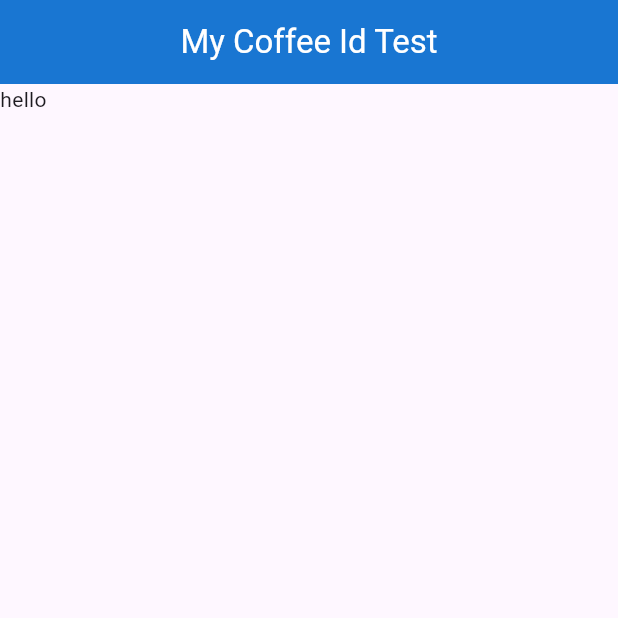
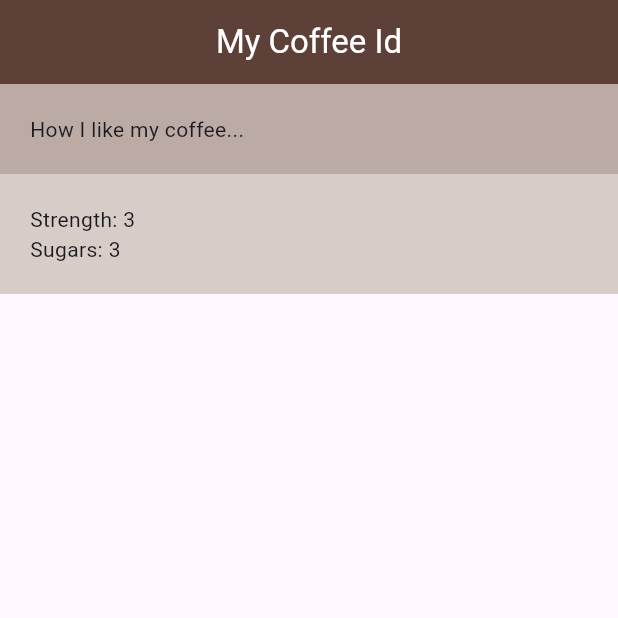
Before and after one commit to yelaco/coffe_card, a Flutter app: the screen it shows after launch, on a phone screen of 412 x 824 dp, the top half of it. Run offline on Flutter 3.47's test engine with Material 3 defaults, Android fonts, the phone set to English and light mode, and no system bars.

Commit message:
Add rows

```diff
--- /dev/null
+++ b/lib/coffee_prefs.dart
@@ -0,0 +1,25 @@
+import 'package:flutter/material.dart';
+
+class CoffeePrefs extends StatelessWidget {
+  const CoffeePrefs({super.key});
+
+  @override
+  Widget build(BuildContext context) {
+    return const Column(children: [
+      Row(
+        children: [
+          Text('Strength: '),
+          Text('3'),
+          SizedBox(width: 50),
+        ],
+      ),
+      Row(
+        children: [
+          Text('Sugars: '),
+          Text('3'),
+          SizedBox(width: 50),
+        ],
+      ),
+    ]);
+  }
+}
--- a/lib/home.dart
+++ b/lib/home.dart
@@ -1,3 +1,4 @@
+import 'package:coffee_card/coffee_prefs.dart';
 import 'package:flutter/material.dart';
 
 class Home extends StatelessWidget {
@@ -6,14 +7,29 @@
   @override
   Widget build(BuildContext context) {
     return Scaffold(
-        appBar: AppBar(
-          title: const Text(
-            'My Coffee Id Test',
-            style: TextStyle(color: Colors.white),
+      appBar: AppBar(
+        title: const Text(
+          'My Coffee Id',
+          style: TextStyle(color: Colors.white),
+        ),
+        backgroundColor: Colors.brown[700],
+        centerTitle: true,
+      ),
+      body: Column(
+        crossAxisAlignment: CrossAxisAlignment.stretch,
+        children: [
+          Container(
+            color: Colors.brown[200],
+            padding: const EdgeInsets.all(20),
+            child: const Text('How I like my coffee...'),
           ),
-          backgroundColor: Colors.blue[700],
-          centerTitle: true,
-        ),
-        body: const Text('hello'));
+          Container(
+            color: Colors.brown[100],
+            padding: const EdgeInsets.all(20),
+            child: const CoffeePrefs(),
+          ),
+        ],
+      ),
+    );
   }
 }
```
Also changed, not shown: lib/main.dart (+35 -0 lines), 1 other file.
